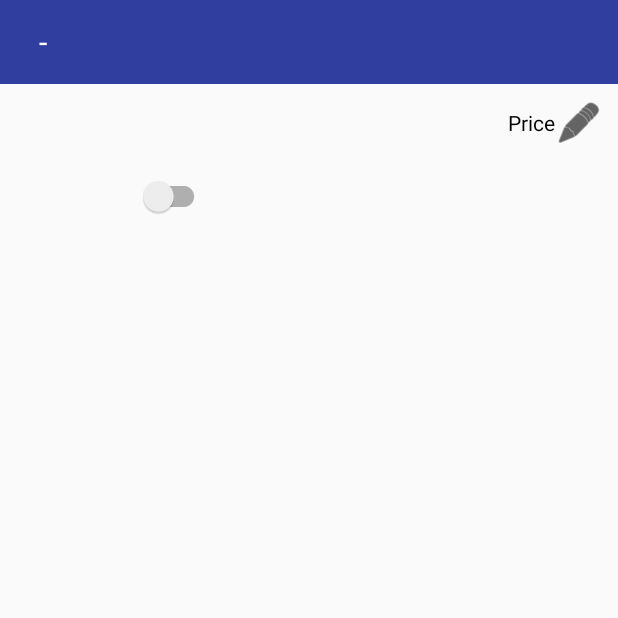
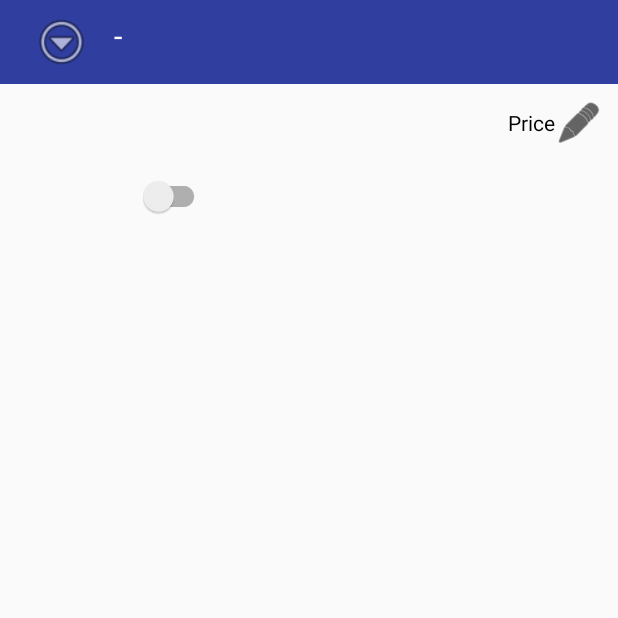
Before and after one commit to rupeshkc007/Ticketing_App, an Android app: the TicketAndTracking screen opened directly, with no data from a screen before it, on a phone screen of 412 x 824 dp, the top half of it. Run offline under Robolectric (Android 15) with nearby library versions, the phone set to English and light mode, and no system bars; libraries missing offline, so code that uses them is left out: com.github.angads25.toggle, com.hornet.dateconverter; plain views replace LabeledSwitch; 5 statements that could not run were skipped.

Commit message:
fare price , reset fix and update fare addition

```diff
--- a/app/src/main/java/com/technosales/net/buslocationannouncement/activity/RegisterActivity.java
+++ b/app/src/main/java/com/technosales/net/buslocationannouncement/activity/RegisterActivity.java
@@ -63,7 +63,7 @@ public class RegisterActivity extends AppCompatActivity implements View.OnClickL
             case R.id.btn_reg:
 
                 if (reg_device_number.getText().toString().trim().length() > 0) {
-                        new GetPricesFares(this).getFares(reg_device_number.getText().toString().trim());
+                        new GetPricesFares(this,null).getFares(reg_device_number.getText().toString().trim(),false);
                     sharedPreferences.edit().putString(UtilStrings.DEVICE_ID, reg_device_number.getText().toString().trim()).apply();
                 } else {
                     reg_device_number.setError("Enter Device Number");
--- a/app/src/main/java/com/technosales/net/buslocationannouncement/activity/TicketAndTracking.java
+++ b/app/src/main/java/com/technosales/net/buslocationannouncement/activity/TicketAndTracking.java
@@ -36,6 +36,7 @@ import android.view.Menu;
 import android.view.MenuItem;
 import android.view.View;
 import android.widget.AdapterView;
+import android.widget.ImageView;
 import android.widget.PopupMenu;
 import android.widget.TextView;
 
@@ -70,6 +71,7 @@ import com.technosales.net.buslocationannouncement.adapter.PriceAdapterPlaces;
 import com.technosales.net.buslocationannouncement.adapter.PriceAdapterPrices;
 import com.technosales.net.buslocationannouncement.helper.DatabaseHelper;
 import com.technosales.net.buslocationannouncement.network.GetAdvertisements;
+import com.technosales.net.buslocationannouncement.network.GetPricesFares;
 import com.technosales.net.buslocationannouncement.network.TicketInfoDataPush;
 import com.technosales.net.buslocationannouncement.pojo.HelperList;
 import com.technosales.net.buslocationannouncement.pojo.PriceList;
@@ -99,7 +101,7 @@ import static com.technosales.net.buslocationannouncement.trackcar.MainFragment.
 import static com.technosales.net.buslocationannouncement.trackcar.MainFragment.KEY_INTERVAL;
 import static com.technosales.net.buslocationannouncement.trackcar.MainFragment.KEY_URL;
 
-public class TicketAndTracking extends AppCompatActivity implements PrinterObserver {
+public class TicketAndTracking extends AppCompatActivity implements PrinterObserver, GetPricesFares.OnPriceUpdate {
 
     private static final int PERMISSIONS_REQUEST_LOCATION = 2;
     private static final int ALARM_MANAGER_INTERVAL = 15000;
@@ -117,6 +119,7 @@ public class TicketAndTracking extends AppCompatActivity implements PrinterObser
     private TextView route_name;
     public TextView helperName;
     private TextView mode_selector;
+    private ImageView settingMenu;
 
 
     /////
@@ -177,6 +180,7 @@ public class TicketAndTracking extends AppCompatActivity implements PrinterObser
         helperName = findViewById(R.id.helperName);
         mainToolBar = findViewById(R.id.mainToolBar);
         mode_selector = findViewById(R.id.mode_selector);
+        settingMenu = findViewById(R.id.settingMenu);
 
         setSupportActionBar(mainToolBar);
         Drawable drawable = ContextCompat.getDrawable(getApplicationContext(), R.mipmap.helper_choose);
@@ -257,6 +261,28 @@ public class TicketAndTracking extends AppCompatActivity implements PrinterObser
                 popup.show();
             }
         });
+        settingMenu.setOnClickListener(new View.OnClickListener() {
+            @Override
+            public void onClick(View v) {
+                PopupMenu popup = new PopupMenu(TicketAndTracking.this, settingMenu);
+                //inflating menu from xml resource
+                popup.inflate(R.menu.pop_up_menu);
+                //adding click listener
+                popup.setOnMenuItemClickListener(new PopupMenu.OnMenuItemClickListener() {
+                    @Override
+                    public boolean onMenuItemClick(MenuItem item) {
+                        if (item.getItemId() == R.id.updateFare) {
+                            new GetPricesFares(TicketAndTracking.this, TicketAndTracking.this).getFares(getSharedPreferences(UtilStrings.SHARED_PREFERENCES, 0).getString(UtilStrings.DEVICE_ID, ""), true);
+                            return true;
+                        }
+                        return true;
+
+                    }
+                });
+                //displaying the popup
+                popup.show();
+            }
+        });
 
 
         normalDiscountToggle.setOnToggledListener(new OnToggledListener() {
@@ -302,7 +328,7 @@ public class TicketAndTracking extends AppCompatActivity implements PrinterObser
             @Override
             public void onClick(View v) {
 
-                AlertDialog alertDialog = new AlertDialog.Builder(TicketAndTracking.this).create();
+             /*   AlertDialog alertDialog = new AlertDialog.Builder(TicketAndTracking.this).create();
                 alertDialog.setTitle("Clear Data");
                 alertDialog.setButton(AlertDialog.BUTTON_NEUTRAL, "OK",
                         new DialogInterface.OnClickListener() {
@@ -316,7 +342,7 @@ public class TicketAndTracking extends AppCompatActivity implements PrinterObser
                             }
                         });
                 alertDialog.show();
-
+*/
 
             }
         });
@@ -378,7 +404,7 @@ public class TicketAndTracking extends AppCompatActivity implements PrinterObser
         /*showUSBDeviceChooseDialog();    //use for voting*/
 
 
-        showBluetoothDeviceChooseDialog();
+//        showBluetoothDeviceChooseDialog();
 
 
     }
@@ -413,7 +439,7 @@ public class TicketAndTracking extends AppCompatActivity implements PrinterObser
             setTotal();
 
             getSharedPreferences(UtilStrings.SHARED_PREFERENCES, 0).edit().putBoolean(UtilStrings.RESET, true).apply();
-            TicketInfoDataPush.resetData(TicketAndTracking.this);
+            /*TicketInfoDataPush.resetData(TicketAndTracking.this);*/
 
             if (Build.VERSION.SDK_INT >= Build.VERSION_CODES.M) {
                 if (isReadStorageAllowed()) {
@@ -879,4 +905,9 @@ public class TicketAndTracking extends AppCompatActivity implements PrinterObser
     }
 
 
+    @Override
+    public void onPriceUpdate() {
+        startActivity(new Intent(this, TicketAndTracking.class));
+        finish();
+    }
 }
--- a/app/src/main/java/com/technosales/net/buslocationannouncement/utils/UtilStrings.java
+++ b/app/src/main/java/com/technosales/net/buslocationannouncement/utils/UtilStrings.java
@@ -34,7 +34,7 @@ public class UtilStrings {
 //            public static final String TICKET_URL = "http://172.16.1.131:85/routemanagement/api/";/// server
     public static final String TICKET_URL = "http://117.121.237.226:83/routemanagement/api/";/// production
     //    public static final String TICKET_URL = "http://202.52.240.149:85/routemanagement/api/";////testServer
-    public static final String TICKET_PRICE_LIST = "http://202.52.240.149:85/routemanagement/api/get_fare";
+    public static final String TICKET_PRICE_LIST = "http://117.121.237.226:83/routemanagement/api/get_fare_by_device/";
 //        public static final String TICKET_PRICE_LIST = "http://172.16.1.131:85/routemanagement/api/get_fare";
     public static final String UPDATE_TICKET = TICKET_URL + "update_device_info";
     public static final String RESET_DEVICE = TICKET_URL + "reset_device";
--- a/app/src/main/res/layout/activity_ticket_and_tracking.xml
+++ b/app/src/main/res/layout/activity_ticket_and_tracking.xml
@@ -13,6 +13,17 @@
         android:background="@color/colorPrimaryDark"
         android:theme="@style/ThemeOverlay.AppCompat.Dark">
 
+        <LinearLayout
+            android:layout_width="match_parent"
+            android:layout_height="match_parent"
+            android:orientation="horizontal">
+            <ImageView
+                android:layout_width="50dp"
+                android:layout_height="40dp"
+                android:layout_gravity="center_vertical"
+                android:src="@android:drawable/ic_menu_more"
+                android:background="?attr/actionBarItemBackground"
+                android:id="@+id/settingMenu"/>
             <TextView
                 android:id="@+id/route_name"
                 android:layout_width="match_parent"
@@ -23,6 +34,9 @@
                 android:singleLine="true"
                 android:textColor="@android:color/white"
                 android:textSize="20sp" />
+        </LinearLayout>
+
+
 
     </android.support.v7.widget.Toolbar>
 
--- /dev/null
+++ b/app/src/main/res/menu/pop_up_menu.xml
@@ -0,0 +1,6 @@
+<?xml version="1.0" encoding="utf-8"?>
+<menu xmlns:android="http://schemas.android.com/apk/res/android">
+    <item
+        android:id="@+id/updateFare"
+        android:title="@string/update_fare"/>
+</menu>
--- a/app/src/main/res/values/strings.xml
+++ b/app/src/main/res/values/strings.xml
@@ -195,5 +195,6 @@
     <string name="normal_mode">Normal</string>
     <string name="places_mode">Places</string>
     <string name="price_mode">Price</string>
+    <string name="update_fare">Update Fare</string>
 
 </resources>
```
Also changed, not shown: app/src/main/java/com/technosales/net/buslocationannouncement/adapter/PriceAdapter.java (+5 -4 lines), app/src/main/java/com/technosales/net/buslocationannouncement/network/GetPricesFares.java (+23 -8 lines). Lines whose indentation alone changed are shown as unchanged.
